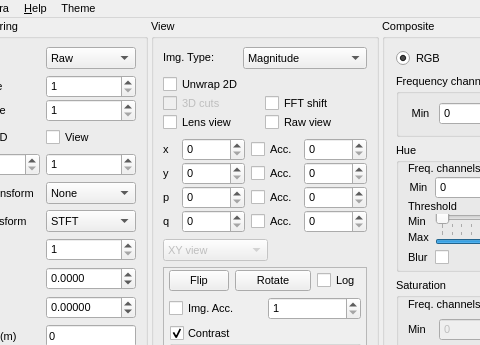
Qt form Holovibes/mainwindow.ui (DigitalHolography/Holovibes) before a commit; both pictures show x 111 to 591 and y 0 to 345 of the 1210 by 796 pixel window.
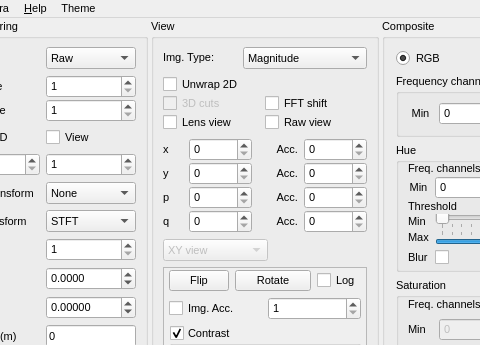
The same form after that commit. Custom widgets are drawn as their Qt base class.

Commit message: refa(acc_enabled): remove checkboxes from ui

The edit to the form file:
```diff
--- a/Holovibes/mainwindow.ui
+++ b/Holovibes/mainwindow.ui
@@ -950,19 +950,6 @@
            <property name="verticalSpacing">
             <number>1</number>
            </property>
-           <item row="1" column="2">
-            <widget class="QCheckBox" name="YAccuCheckBox">
-             <property name="maximumSize">
-              <size>
-               <width>50</width>
-               <height>16777215</height>
-              </size>
-             </property>
-             <property name="text">
-              <string>Acc.</string>
-             </property>
-            </widget>
-           </item>
            <item row="0" column="1">
             <widget class="QSpinBox" name="XSpinBox">
              <property name="maximumSize">
@@ -976,48 +963,6 @@
              </property>
             </widget>
            </item>
-           <item row="3" column="2">
-            <widget class="QCheckBox" name="Q_AccuCheckBox">
-             <property name="text">
-              <string>Acc.</string>
-             </property>
-            </widget>
-           </item>
-           <item row="0" column="2">
-            <widget class="QCheckBox" name="XAccuCheckBox">
-             <property name="sizePolicy">
-              <sizepolicy hsizetype="Minimum" vsizetype="Fixed">
-               <horstretch>0</horstretch>
-               <verstretch>0</verstretch>
-              </sizepolicy>
-             </property>
-             <property name="maximumSize">
-              <size>
-               <width>42</width>
-               <height>16777215</height>
-              </size>
-             </property>
-             <property name="layoutDirection">
-              <enum>Qt::LeftToRight</enum>
-             </property>
-             <property name="text">
-              <string>Acc.</string>
-             </property>
-            </widget>
-           </item>
-           <item row="2" column="2">
-            <widget class="QCheckBox" name="PAccuCheckBox">
-             <property name="maximumSize">
-              <size>
-               <width>50</width>
-               <height>16777215</height>
-              </size>
-             </property>
-             <property name="text">
-              <string>Acc.</string>
-             </property>
-            </widget>
-           </item>
            <item row="1" column="0">
             <widget class="QLabel" name="YLabel">
              <property name="text">
@@ -1164,6 +1109,46 @@
              </property>
             </widget>
            </item>
+           <item row="3" column="2">
+            <widget class="QLabel" name="QaccLabel">
+             <property name="text">
+              <string>Acc.</string>
+             </property>
+             <property name="alignment">
+              <set>Qt::AlignRight|Qt::AlignTrailing|Qt::AlignVCenter</set>
+             </property>
+            </widget>
+           </item>
+           <item row="2" column="2">
+            <widget class="QLabel" name="PaccLabel">
+             <property name="text">
+              <string>Acc.</string>
+             </property>
+             <property name="alignment">
+              <set>Qt::AlignRight|Qt::AlignTrailing|Qt::AlignVCenter</set>
+             </property>
+            </widget>
+           </item>
+           <item row="1" column="2">
+            <widget class="QLabel" name="YAccLabel">
+             <property name="text">
+              <string>Acc.</string>
+             </property>
+             <property name="alignment">
+              <set>Qt::AlignRight|Qt::AlignTrailing|Qt::AlignVCenter</set>
+             </property>
+            </widget>
+           </item>
+           <item row="0" column="2">
+            <widget class="QLabel" name="XAccLabel">
+             <property name="text">
+              <string>Acc.</string>
+             </property>
+             <property name="alignment">
+              <set>Qt::AlignRight|Qt::AlignTrailing|Qt::AlignVCenter</set>
+             </property>
+            </widget>
+           </item>
           </layout>
          </item>
          <item row="0" column="0" colspan="2">
```
Left out of the diff: 83 changed lines with no effect on the pictures. The commit also changes 7 other files.
